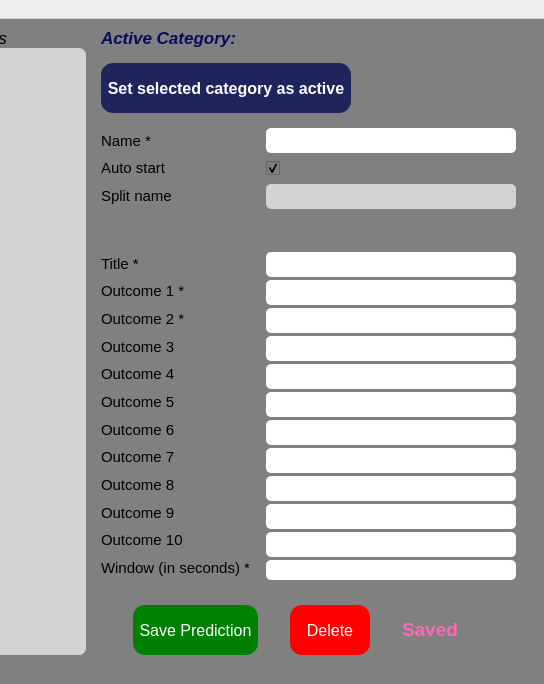
First picture: the form in ui/manager.ui, repository rayer456/electrobot, before the edit; both pictures show x 356 to 900 and y 0 to 684 of the 900 by 684 pixel window.
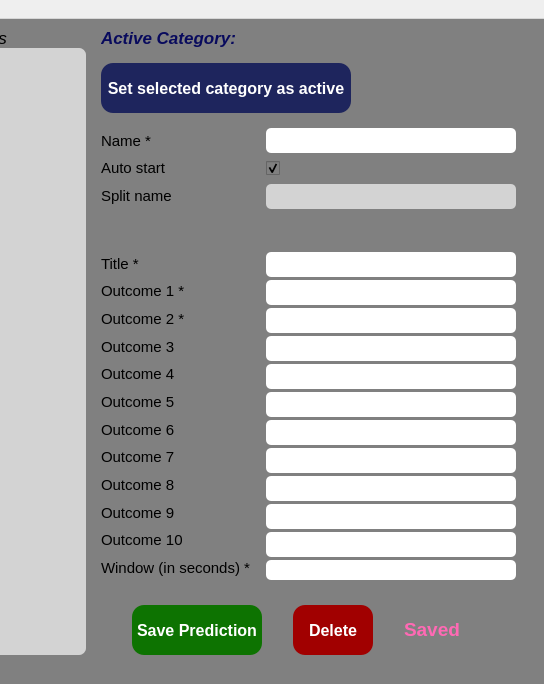
Second picture: the form after the edit.

The edit to the form file:
```diff
--- a/ui/manager.ui
+++ b/ui/manager.ui
@@ -56,17 +56,19 @@
 }
 
 #saveButton {
-	background-color: green;
+	background-color: #0d7301;
 	color: white;
 	width: 100px;
-	border-radius: 12px
+	border-radius: 12px;
+	outline: 0;
 }
 
 #deleteButton {
-	background-color: red;
+	background-color: #a10000;
 	color: white;
 	width: 100px;
-	border-radius: 12px
+	border-radius: 12px;
+	outline: 0;
 }
 
 #saveButton:hover {
@@ -83,7 +85,8 @@
 	background-color: #1e255d;
 	color: white;
 	width: 100px;
-	border-radius: 12px
+	border-radius: 12px;
+	outline: 0;
 }
 
 #setActiveButton:hover {
@@ -880,13 +883,13 @@
              <widget class="QCheckBox" name="field_autoStart">
               <property name="minimumSize">
                <size>
-                <width>40</width>
+                <width>15</width>
                 <height>25</height>
                </size>
               </property>
               <property name="maximumSize">
                <size>
-                <width>250</width>
+                <width>15</width>
                 <height>25</height>
                </size>
               </property>
@@ -901,6 +904,14 @@
                 <pointsize>9</pointsize>
                </font>
               </property>
+              <property name="cursor">
+               <cursorShape>ArrowCursor</cursorShape>
+              </property>
+              <property name="styleSheet">
+               <string notr="true">QCheckBox {
+	outline: 0;
+}</string>
+              </property>
               <property name="text">
                <string/>
               </property>
@@ -1249,19 +1260,20 @@
             </property>
             <property name="minimumSize">
              <size>
-              <width>80</width>
+              <width>90</width>
               <height>0</height>
              </size>
             </property>
             <property name="maximumSize">
              <size>
-              <width>125</width>
+              <width>130</width>
               <height>50</height>
              </size>
             </property>
             <property name="font">
              <font>
               <pointsize>12</pointsize>
+              <bold>true</bold>
              </font>
             </property>
             <property name="cursor">
@@ -1295,6 +1307,7 @@
             <property name="font">
              <font>
               <pointsize>12</pointsize>
+              <bold>true</bold>
              </font>
             </property>
             <property name="cursor">
```
Left out of the diff: 10 changed lines with no effect on the pictures.
